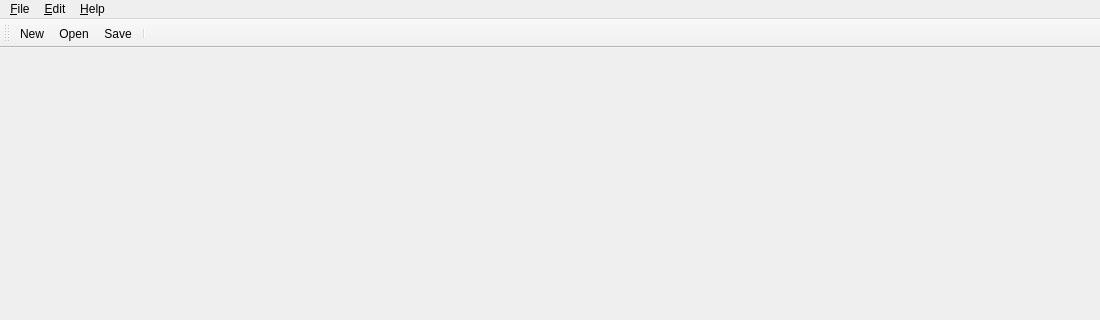
Old version of the form MasterSimulatorUI/src/MSIMMainWindow.ui in the repository ghorwin/MasterSim; both pictures show x 0 to 1100 and y 0 to 320 of the 1100 by 625 pixel window.
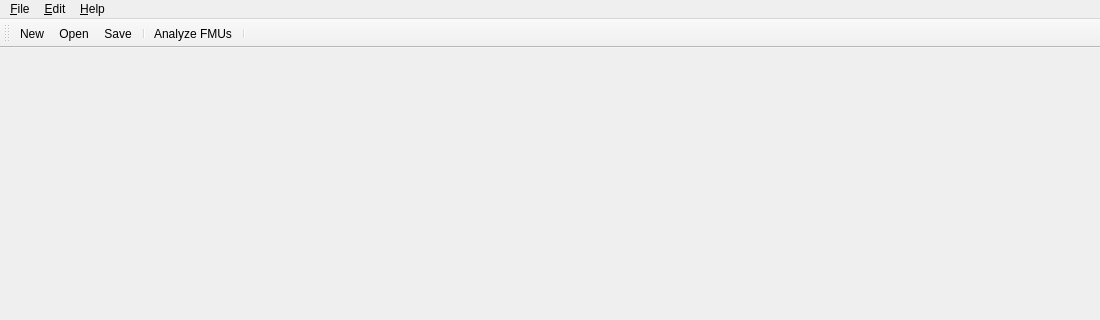
New version of the form. Icons and pictures are not drawn.

Commit message: Added tool bar button and icon for "Analyze FMU" functionality.

What changed in the file:
```diff
--- a/MasterSimulatorUI/src/MSIMMainWindow.ui
+++ b/MasterSimulatorUI/src/MSIMMainWindow.ui
@@ -80,6 +80,8 @@
    <addaction name="actionFileOpen"/>
    <addaction name="actionFileSave"/>
    <addaction name="separator"/>
+   <addaction name="actionEditParseFMUs"/>
+   <addaction name="separator"/>
   </widget>
   <action name="actionFileNew">
    <property name="icon">
@@ -259,7 +261,7 @@
   </action>
   <action name="actionEditParseFMUs">
    <property name="text">
-    <string>Parse FMUs</string>
+    <string>Analyze FMUs</string>
    </property>
    <property name="toolTip">
     <string>Attemps to extract and parse the modelDescription.xml file from the FMU archives.</string>
```
Left out of the diff: 6 changed lines with no effect on the pictures. The commit also changes 7 other files.
